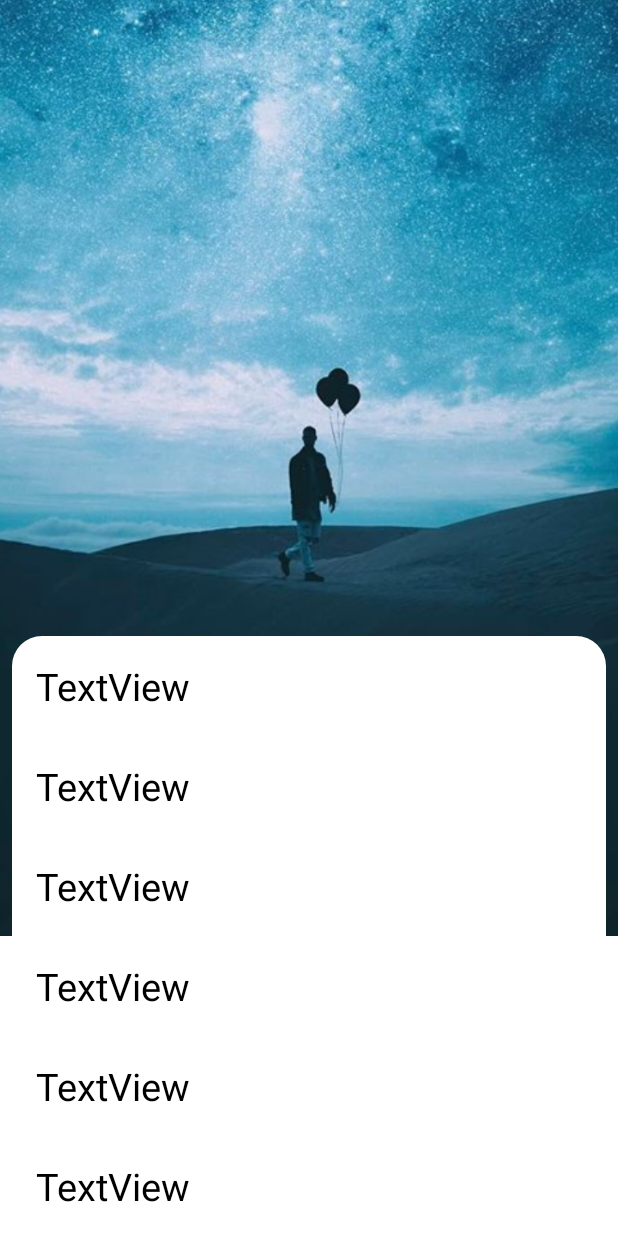
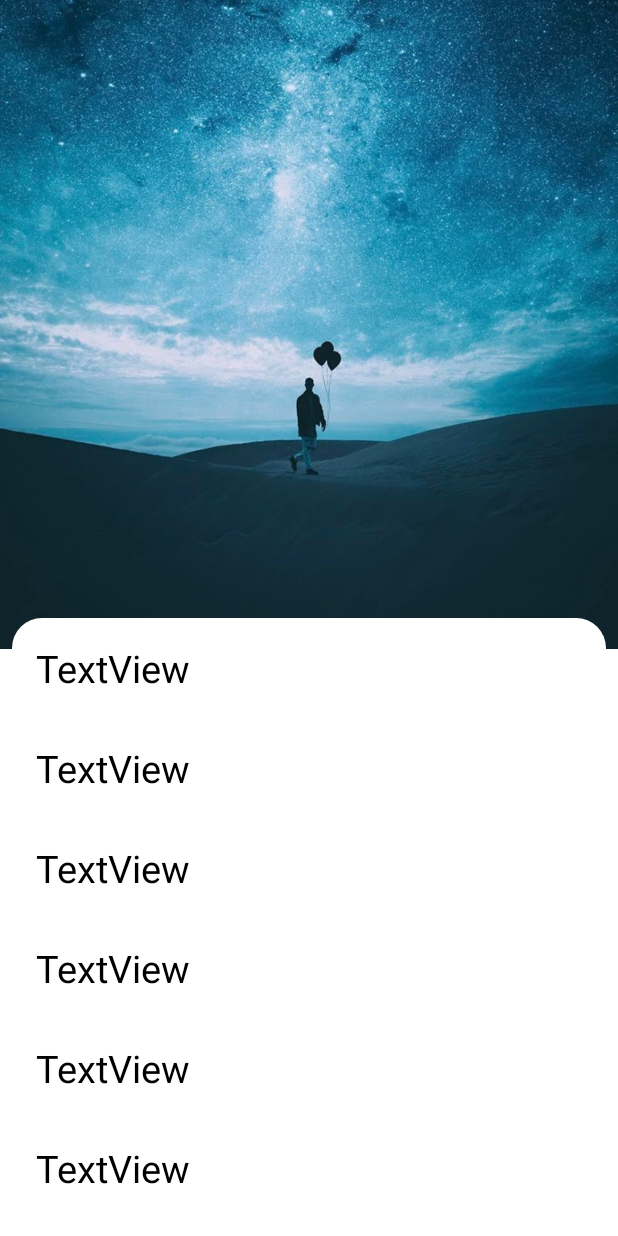
Before and after one commit to ziadabdelnaby10/Android-Tasks, an Android app: the layout activity_main.xml on its own in the app's theme, with its tools: preview values and no code run, on a phone screen of 412 x 824 dp. Run offline under Robolectric (Android 15) with nearby library versions, the phone set to English and light mode, and no system bars.

Commit message:
Add motion Layout

```diff
--- a/MotionLayoutTask/app/src/main/java/com/example/motionlayouttask/MainActivity.kt
+++ b/MotionLayoutTask/app/src/main/java/com/example/motionlayouttask/MainActivity.kt
@@ -1,17 +1,23 @@
 package com.example.motionlayouttask
 
 import android.os.Bundle
+import android.util.Log
 import androidx.appcompat.app.AppCompatActivity
+import androidx.constraintlayout.motion.widget.MotionLayout
+import androidx.constraintlayout.motion.widget.MotionLayout.TransitionListener
 import com.example.motionlayouttask.adapter.RecyclerAdapter
 import com.example.motionlayouttask.databinding.ActivityMainBinding
 
-class MainActivity : AppCompatActivity() {
+class MainActivity : AppCompatActivity(), TransitionListener {
     private lateinit var binding: ActivityMainBinding
     private lateinit var Adapter: RecyclerAdapter
     override fun onCreate(savedInstanceState: Bundle?) {
         super.onCreate(savedInstanceState)
         binding = ActivityMainBinding.inflate(layoutInflater)
         setContentView(binding.root)
+
+        binding.motionHost.setTransitionListener(this)
+
         val data = arrayListOf(
             "1",
             "2",
@@ -37,4 +43,25 @@ class MainActivity : AppCompatActivity() {
         Adapter = RecyclerAdapter(data)
         binding.recyclerView.adapter =Adapter
     }
+
+    override fun onTransitionStarted(p0: MotionLayout?, p1: Int, p2: Int) {
+        Log.e("Main","Started")
+
+    }
+
+    override fun onTransitionChange(p0: MotionLayout?, p1: Int, p2: Int, p3: Float) {
+        /*if (p0!!.progress >= 0.9f)
+        {
+            binding.motionHost.transitionToStart()
+        }*/
+        Log.e("Main","Changed")
+    }
+
+    override fun onTransitionCompleted(p0: MotionLayout?, p1: Int) {
+        binding.motionHost.transitionToStart()
+    }
+
+    override fun onTransitionTrigger(p0: MotionLayout?, p1: Int, p2: Boolean, p3: Float) {
+        Log.e("Main","Triggered")
+    }
 }
--- a/MotionLayoutTask/app/src/main/res/layout/activity_main.xml
+++ b/MotionLayoutTask/app/src/main/res/layout/activity_main.xml
@@ -1,35 +1,39 @@
 <?xml version="1.0" encoding="utf-8"?>
-<androidx.constraintlayout.widget.ConstraintLayout xmlns:android="http://schemas.android.com/apk/res/android"
+<androidx.constraintlayout.motion.widget.MotionLayout xmlns:android="http://schemas.android.com/apk/res/android"
+    android:id="@+id/motion_host"
     xmlns:app="http://schemas.android.com/apk/res-auto"
     xmlns:tools="http://schemas.android.com/tools"
     android:layout_width="match_parent"
     android:layout_height="match_parent"
+    app:layoutDescription="@xml/activity_main_scene"
     tools:context=".MainActivity">
 
     <ImageView
         android:id="@+id/imageView"
-        android:layout_height="wrap_content"
-        android:layout_width="0dp"
+        android:layout_width="wrap_content"
+        android:layout_height="0dp"
+        android:scaleType="centerCrop"
+        android:src="@drawable/photo"
         app:layout_constraintBottom_toTopOf="@+id/recyclerView"
         app:layout_constraintEnd_toEndOf="parent"
+        app:layout_constraintHeight_percent="0.55"
         app:layout_constraintStart_toStartOf="parent"
-        app:layout_constraintTop_toTopOf="parent"
-        android:scaleType="centerCrop"
-        android:src="@drawable/photo"/>
+        app:layout_constraintTop_toTopOf="parent" />
 
     <androidx.recyclerview.widget.RecyclerView
         android:id="@+id/recyclerView"
         android:layout_width="0dp"
-        android:layout_height="wrap_content"
+        android:layout_height="0dp"
         android:layout_marginStart="8dp"
         android:layout_marginEnd="8dp"
+        android:background="@drawable/recycler_back"
+        app:layoutManager="androidx.recyclerview.widget.LinearLayoutManager"
         app:layout_constraintBottom_toBottomOf="parent"
         app:layout_constraintEnd_toEndOf="parent"
+        app:layout_constraintHeight_percent="0.5"
         app:layout_constraintStart_toStartOf="parent"
-        app:layoutManager="androidx.recyclerview.widget.LinearLayoutManager"
-        tools:listitem="@layout/recycler_layout"
         tools:itemCount="20"
-        android:background="@drawable/recycler_back"/>
+        tools:listitem="@layout/recycler_layout" />
 
 
-</androidx.constraintlayout.widget.ConstraintLayout>
+</androidx.constraintlayout.motion.widget.MotionLayout>
--- a/MotionLayoutTask/app/src/main/res/values-night/themes.xml
+++ b/MotionLayoutTask/app/src/main/res/values-night/themes.xml
@@ -1,6 +1,6 @@
 <resources xmlns:tools="http://schemas.android.com/tools">
     <!-- Base application theme. -->
-    <style name="Theme.MotionLayoutTask" parent="Theme.MaterialComponents.DayNight.DarkActionBar">
+    <style name="Theme.MotionLayoutTask" parent="Theme.MaterialComponents.DayNight.NoActionBar">
         <!-- Primary brand color. -->
         <item name="colorPrimary">@color/purple_200</item>
         <item name="colorPrimaryVariant">@color/purple_700</item>
--- a/MotionLayoutTask/app/src/main/res/values/themes.xml
+++ b/MotionLayoutTask/app/src/main/res/values/themes.xml
@@ -1,6 +1,6 @@
 <resources xmlns:tools="http://schemas.android.com/tools">
     <!-- Base application theme. -->
-    <style name="Theme.MotionLayoutTask" parent="Theme.MaterialComponents.DayNight.DarkActionBar">
+    <style name="Theme.MotionLayoutTask" parent="Theme.MaterialComponents.DayNight.NoActionBar">
         <!-- Primary brand color. -->
         <item name="colorPrimary">@color/purple_500</item>
         <item name="colorPrimaryVariant">@color/purple_700</item>
--- /dev/null
+++ b/MotionLayoutTask/app/src/main/res/xml/activity_main_scene.xml
@@ -0,0 +1,78 @@
+<?xml version="1.0" encoding="utf-8"?>
+<MotionScene xmlns:android="http://schemas.android.com/apk/res/android"
+    xmlns:motion="http://schemas.android.com/apk/res-auto">
+
+    <Transition
+        motion:constraintSetEnd="@+id/end"
+        motion:constraintSetStart="@id/start"
+        motion:duration="1000">
+
+        <OnSwipe
+            motion:dragDirection="dragUp"
+            motion:dragScale="1"
+            motion:moveWhenScrollAtTop="true"
+            motion:onTouchUp="autoCompleteToStart"
+            motion:touchAnchorId="@+id/recyclerView"
+            motion:touchAnchorSide="top" />
+
+    </Transition>
+
+    <Transition
+        motion:constraintSetEnd="@+id/end2"
+        motion:constraintSetStart="@id/start"
+        motion:duration="1000">
+
+        <OnSwipe
+            motion:dragDirection="dragUp"
+            motion:dragScale="1"
+            motion:moveWhenScrollAtTop="true"
+            motion:onTouchUp="autoCompleteToStart"
+            motion:touchAnchorId="@+id/imageView"
+            motion:touchAnchorSide="bottom" />
+
+    </Transition>
+
+    <ConstraintSet android:id="@+id/start">
+    </ConstraintSet>
+
+    <ConstraintSet android:id="@+id/end">
+        <Constraint
+            android:id="@+id/imageView"
+            android:layout_width="wrap_content"
+            android:layout_height="0dp"
+            motion:layout_constraintBottom_toTopOf="@id/recyclerView"
+            motion:layout_constraintEnd_toEndOf="parent"
+            motion:layout_constraintHeight_percent="0.8"
+            motion:layout_constraintStart_toStartOf="parent"
+            motion:layout_constraintTop_toTopOf="parent" />
+        <Constraint
+            android:id="@+id/recyclerView"
+            android:layout_width="0dp"
+            android:layout_height="0dp"
+            motion:layout_constraintBottom_toBottomOf="parent"
+            motion:layout_constraintEnd_toEndOf="parent"
+            motion:layout_constraintHeight_percent="0.25"
+            motion:layout_constraintStart_toStartOf="parent" />
+    </ConstraintSet>
+
+    <ConstraintSet android:id="@+id/end2">
+        <Constraint
+            android:id="@+id/imageView"
+            android:layout_width="wrap_content"
+            android:layout_height="0dp"
+            motion:layout_constraintBottom_toTopOf="@id/recyclerView"
+            motion:layout_constraintEnd_toEndOf="parent"
+            motion:layout_constraintHeight_percent="0.25"
+            motion:layout_constraintStart_toStartOf="parent"
+            motion:layout_constraintTop_toTopOf="parent" />
+        <Constraint
+            android:id="@+id/recyclerView"
+            android:layout_width="0dp"
+            android:layout_height="0dp"
+            motion:layout_constraintBottom_toBottomOf="parent"
+            motion:layout_constraintEnd_toEndOf="parent"
+            motion:layout_constraintHeight_percent="0.8"
+            motion:layout_constraintStart_toStartOf="parent" />
+    </ConstraintSet>
+
+</MotionScene>
```
